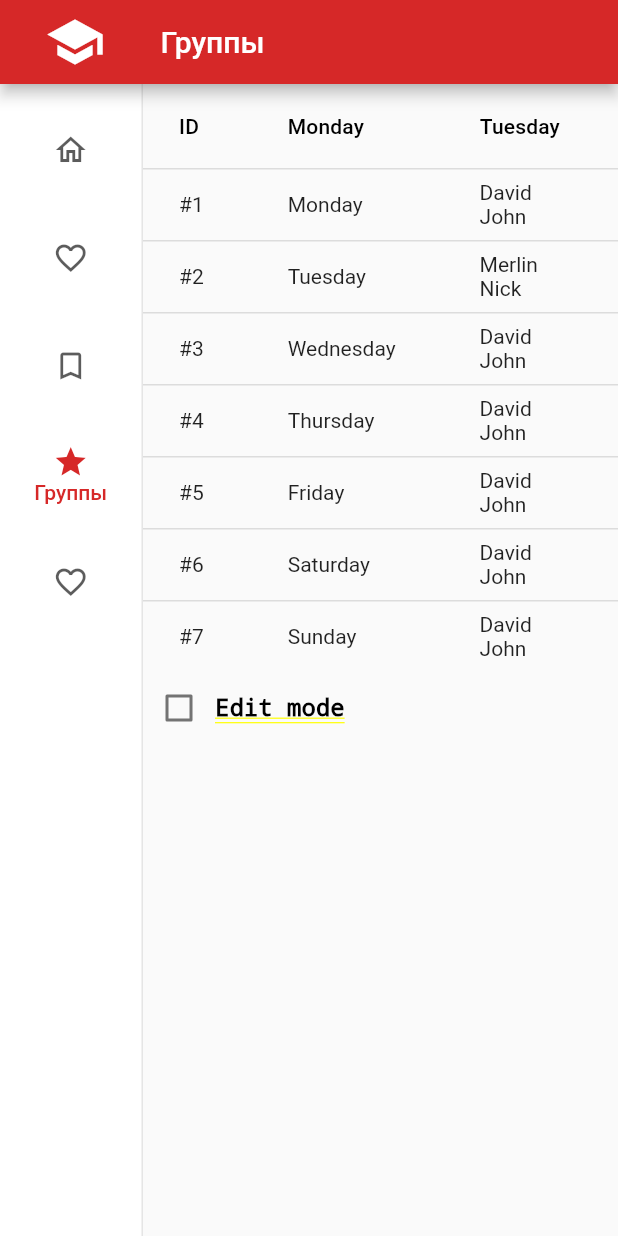
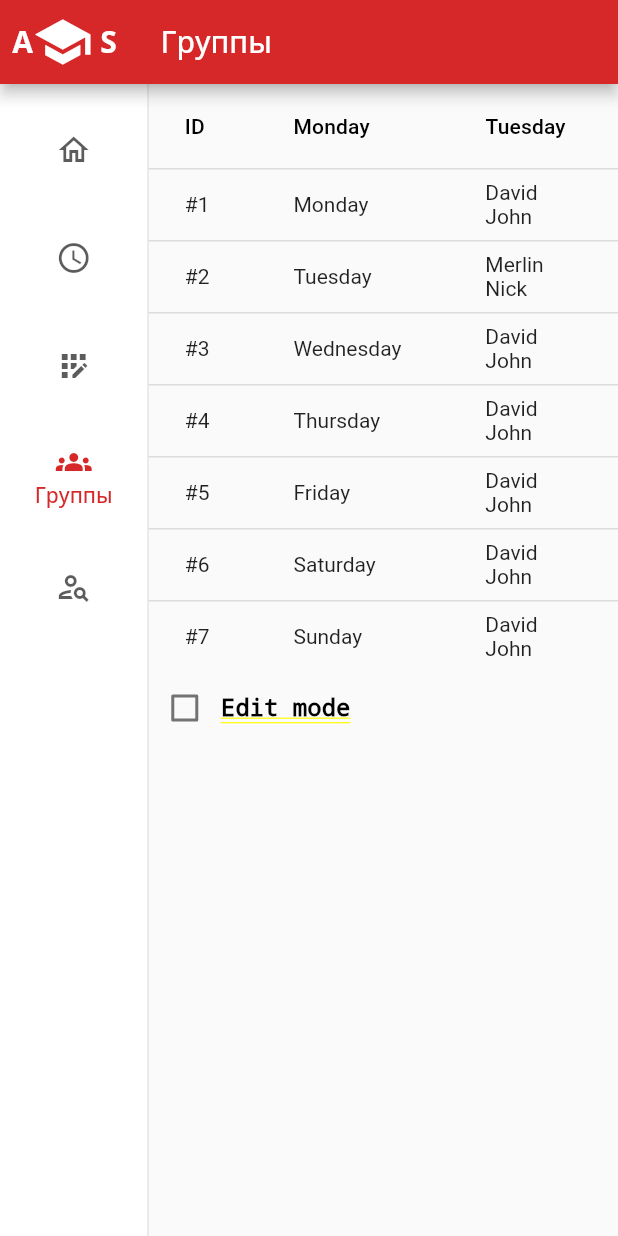
Before and after one commit to khudysh/Academus, a Flutter app: the DesktopView screen opened directly, after a tap on "Расписание", after a tap on "Журнал", after a tap on "Группы", on a phone screen of 412 x 824 dp. Run offline on Flutter 3.47's test engine with Material 2 defaults, Android fonts, the phone set to English and light mode, and no system bars; our stand-ins replace adaptive_breakpoints; missing offline and left inert: dart:html.

Commit message:
started home screen, fix nav, added card class

```diff
--- a/lib/resources/theme.dart
+++ b/lib/resources/theme.dart
@@ -5,6 +5,7 @@ const _primaryColor = Color(0xFFd62828);
 class CustomTheme {
   static ThemeData get lightTheme { //1
     return ThemeData( //2
+    fontFamily: 'OpenSans',
       primaryColor: _primaryColor,
       backgroundColor: Colors.white,
         highlightColor: Colors.transparent,
@@ -34,7 +35,7 @@ class CustomTheme {
   return ThemeData(
     primaryColor: const Color.fromARGB(255, 155, 155, 155),
     scaffoldBackgroundColor: Colors.black,
-    fontFamily: 'Montserrat',
+    fontFamily: 'OpenSans',
     textTheme: ThemeData.dark().textTheme,
     buttonTheme: ButtonThemeData(
       shape: RoundedRectangleBorder(borderRadius: BorderRadius.circular(18.0)),
--- a/lib/screens/home.dart
+++ b/lib/screens/home.dart
@@ -1,4 +1,5 @@
 import 'package:flutter/material.dart';
+import 'package:srm_test/widgets/card_home.dart';
 
 class Home extends StatefulWidget {
   const Home({Key? key}) : super(key: key);
@@ -9,9 +10,82 @@ class Home extends StatefulWidget {
 
 class _HomeState extends State<Home> {
 
+  final standartPadding = 0.0;
   @override
   Widget build(BuildContext context) {
-    return const Center(child:  Text("GGf"));
+    return Column(
+      children: [
+        Row(
+          mainAxisAlignment: MainAxisAlignment.spaceEvenly,
+          children: [
+            Padding(
+              padding: EdgeInsets.only(left: standartPadding, right: standartPadding, top: standartPadding+55),
+              child: const CardHome(
+                title: "Расписание",
+                icon: Icons.schedule,
+                describe: "Здесь можно посмотреть расписание занятий в разных кабинетах, а также изменить его",
+              ),
+            ),
+            Padding(
+              padding: EdgeInsets.only(left: standartPadding, right: standartPadding, top: standartPadding+55),
+              child: const CardHome(
+                title: "Журнал",
+                icon: Icons.app_registration,
+                describe: "Здесь можно посмотреть журнал посещений, отметить присутствующих, прописать темы уроков",
+              ),
+            ),
+            Padding(
+              padding: EdgeInsets.only(left: standartPadding, right: standartPadding, top: standartPadding+55),
+              child: const CardHome(
+                title: "Группы",
+                icon: Icons.groups,
+                describe: "Здесь можно посмотреть все группы, их расписание и состав",
+              ),
+            ),
+            Padding(
+              padding: EdgeInsets.only(left: standartPadding, right: standartPadding, top: standartPadding+55),
+              child: const CardHome(
+                title: "Ученики",
+                icon: Icons.person_search,
+                describe: "Здесь можно посмотреть информацию по каждому отдельному ученику",
+              ),
+            ),
+          ],
+        ),
+        // Row(
+        //   mainAxisAlignment: MainAxisAlignment.end,
+        //   children: [
+        //     Padding(
+        //       padding: EdgeInsets.all(standartPadding),
+        //       child: CardHome(
+        //         icon: Icons.schedule,
+        //         title: "Расписание",
+        //       ),
+        //     ),
+        //     Padding(
+        //       padding: EdgeInsets.all(standartPadding),
+        //       child: CardHome(
+        //         icon: Icons.schedule,
+        //         title: "Журнал",
+        //       ),
+        //     ),
+        //     Padding(
+        //       padding: EdgeInsets.all(standartPadding),
+        //       child: CardHome(
+        //         icon: Icons.schedule,
+        //         title: "Группы",
+        //       ),
+        //     ),
+        //     Padding(
+        //       padding: EdgeInsets.all(standartPadding),
+        //       child: CardHome(
+        //         icon: Icons.schedule,
+        //         title: "Ученики",
+        //       ),
+        //     ),
+        //   ],
+        // ),
+      ],
+    );
   }
-
 }
--- /dev/null
+++ b/lib/widgets/card_home.dart
@@ -0,0 +1,58 @@
+import 'dart:html';
+
+import 'package:flutter/material.dart';
+import 'swith_body.dart';
+
+class CardHome extends StatelessWidget {
+  final String title;
+  final IconData icon;
+  final String describe;
+
+  const CardHome({Key? key, required this.title, required this.icon, required this.describe})
+      : super(key: key);
+
+  @override
+  Widget build(BuildContext context) {
+    return Card(
+      child: InkWell(
+        splashColor: Colors.red.withAlpha(30),
+        onTap: () {
+          print("Tapped $title card");
+        },
+        child: SizedBox(
+          width: 300,
+          height: 300,
+          child: Column(
+            children: [
+              Center(
+                child: Icon(
+                  icon,
+                  color: Colors.blue[500],
+                  size: 72,
+                ),
+              ),
+              Center(
+                child: Padding(
+                  padding: EdgeInsets.only(top: 10),
+                  child: Text(
+                    title,
+                    style: TextStyle(
+                        fontSize: 24,
+                        fontWeight: FontWeight.w500,
+                        fontFamily: 'OpenSans'),
+                  ),
+                ),
+              ),
+              Padding(padding: EdgeInsets.only(top: 30), child: Divider()),
+              Padding(
+                  padding: EdgeInsets.only(top: 30),
+                  child: Center(
+                    child: Text(describe, textAlign: TextAlign.center),
+                  ))
+            ],
+          ),
+        ),
+      ),
+    );
+  }
+}
--- a/lib/widgets/desktop_view.dart
+++ b/lib/widgets/desktop_view.dart
@@ -1,6 +1,5 @@
 import 'package:flutter/material.dart';
 import 'package:srm_test/widgets/swith_body.dart';
-
 
 class DesktopView extends StatefulWidget {
   const DesktopView({Key? key}) : super(key: key);
@@ -42,25 +41,48 @@ class _DesktopViewState extends State<DesktopView> with RestorationMixin {
     ];
     return Scaffold(
       appBar: AppBar(
-        leading: GestureDetector(
+        automaticallyImplyLeading: false,
+        leading: OverflowBox(
+          minWidth: 0.0,
+          minHeight: 0.0,
+          maxWidth: double.infinity,
+          maxHeight: double.infinity,
+          child: InkWell(
+            splashColor: const Color.fromARGB(0, 0, 0, 0),
             onTap: () {
               setState(() {
                 _selectedIndex.value = 0;
               });
             },
-          child: const Padding(
-              padding: EdgeInsetsDirectional.only(start: 30),
-              child: Icon(
+            child: Padding(
+              padding: const EdgeInsetsDirectional.only(start: 30),
+              child: Row(
+                children: const [
+                  Text(
+                    'A',
+                    style: TextStyle(
+                      fontWeight: FontWeight.bold,
+                      fontSize: 20,
+                    ),
+                  ),
+                  Icon(
                     Icons.school_sharp,
                     size: 40,
-              )),
-          // Text(
-          //   'Academus',
-          //   style: TextStyle(
-          //     fontWeight: FontWeight.bold,
-          //     fontSize: 20,
-          //   ),
-          // ),
+                  ),
+                  Padding(
+                    padding: EdgeInsetsDirectional.only(start: 5),
+                    child: Text(
+                      'S',
+                      style: TextStyle(
+                        fontWeight: FontWeight.bold,
+                        fontSize: 20,
+                      ),
+                    ),
+                  )
+                ],
+              ),
+            ),
+          ),
         ),
         title: Padding(
           padding: const EdgeInsetsDirectional.only(start: 35),
@@ -93,10 +115,21 @@ class _DesktopViewState extends State<DesktopView> with RestorationMixin {
               ),
               NavigationRailDestination(
                 icon: Icon(
-                  Icons.favorite_border,
+                  Icons.schedule_outlined,
                 ),
                 selectedIcon: Icon(
-                  Icons.favorite,
+                  Icons.schedule,
+                ),
+                label: Text(
+                  destinationTimetable,
+                ),
+              ),
+              NavigationRailDestination(
+                icon: Icon(
+                  Icons.app_registration_outlined,
+                ),
+                selectedIcon: Icon(
+                  Icons.app_registration,
                 ),
                 label: Text(
                   destinationRegister,
@@ -104,32 +137,19 @@ class _DesktopViewState extends State<DesktopView> with RestorationMixin {
               ),
               NavigationRailDestination(
                 icon: Icon(
-                  Icons.bookmark_border,
+                  Icons.groups_outlined,
                 ),
                 selectedIcon: Icon(
-                  Icons.book,
-                ),
-                label: Text(
-                  destinationTimetable,
-                ),
-              ),
-              NavigationRailDestination(
-                icon: Icon(
-                  Icons.star_border,
-                ),
-                selectedIcon: Icon(
-                  Icons.star,
+                  Icons.groups,
                 ),
                 label: Text(
                   destinationGroups,
                 ),
               ),
               NavigationRailDestination(
-                icon: Icon(
-                  Icons.favorite_border,
-                ),
+                icon: Icon(Icons.person_search_outlined),
                 selectedIcon: Icon(
-                  Icons.favorite,
+                  Icons.person_search,
                 ),
                 label: Text(
                   destinationStudents,
--- a/pubspec.yaml
+++ b/pubspec.yaml
@@ -54,7 +54,10 @@ dev_dependencies:
 
 # The following section is specific to Flutter.
 flutter:
-
+  fonts:
+    - family: OpenSans
+      fonts:
+         - asset: lib/assets/open_sans.ttf
   # The following line ensures that the Material Icons font is
   # included with your application, so that you can use the icons in
   # the material Icons class.
```
Also changed, not shown: lib/screens/test.dart (added, +47 -0 lines), lib/assets/open_sans.ttf (added). Lines whose indentation alone changed are shown as unchanged.
